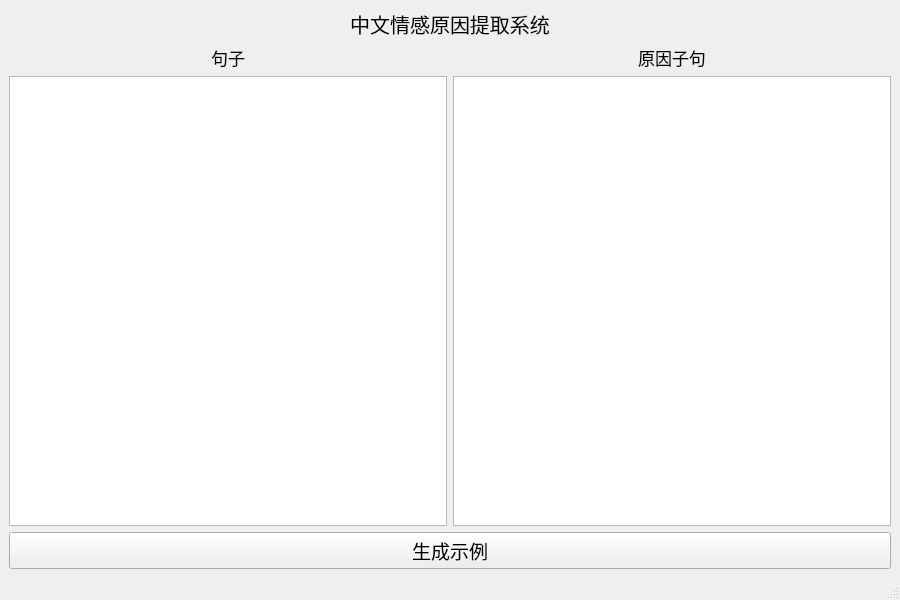
cuiding/RTHN-master2, file main_window.ui: the form before one commit.
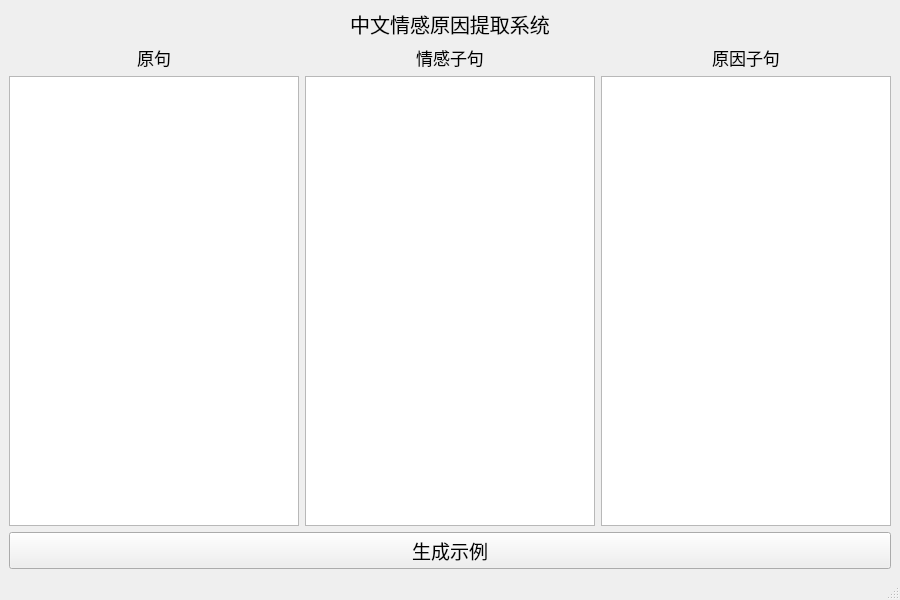
The form after the commit.

What changed in the file:
```diff
--- a/main_window.ui
+++ b/main_window.ui
@@ -49,7 +49,22 @@
          </font>
         </property>
         <property name="text">
-         <string>句子</string>
+         <string>原句</string>
+        </property>
+        <property name="alignment">
+         <set>Qt::AlignCenter</set>
+        </property>
+       </widget>
+      </item>
+      <item>
+       <widget class="QLabel" name="label_4">
+        <property name="font">
+         <font>
+          <pointsize>13</pointsize>
+         </font>
+        </property>
+        <property name="text">
+         <string>情感子句</string>
         </property>
         <property name="alignment">
          <set>Qt::AlignCenter</set>
@@ -81,10 +96,31 @@
       <item>
        <layout class="QHBoxLayout" name="horizontalLayout">
         <item>
-         <widget class="QTextEdit" name="clause_edt"/>
+         <widget class="QTextEdit" name="clause_edt">
+          <property name="font">
+           <font>
+            <pointsize>12</pointsize>
+           </font>
+          </property>
+         </widget>
         </item>
         <item>
-         <widget class="QTextEdit" name="cause_edt"/>
+         <widget class="QTextEdit" name="textEdit">
+          <property name="font">
+           <font>
+            <pointsize>12</pointsize>
+           </font>
+          </property>
+         </widget>
+        </item>
+        <item>
+         <widget class="QTextEdit" name="cause_edt">
+          <property name="font">
+           <font>
+            <pointsize>12</pointsize>
+           </font>
+          </property>
+         </widget>
         </item>
        </layout>
       </item>
```
